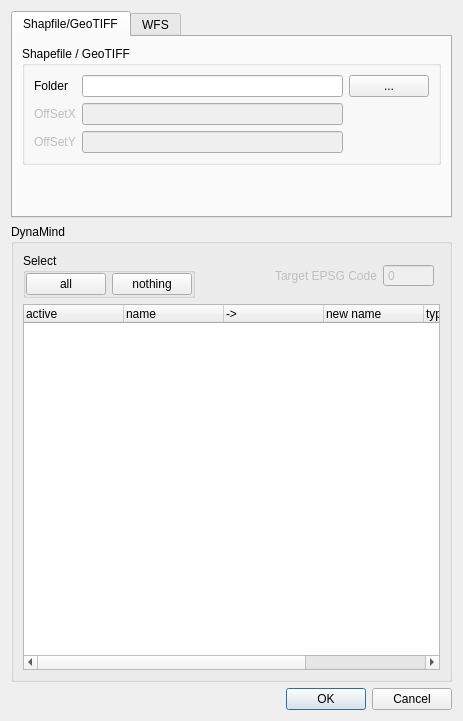
Before: the Qt Designer form src/DynaMind-BasicModules/guiexport.ui in iut-ibk/DynaMind-ToolBox, drawn with Qt 5.
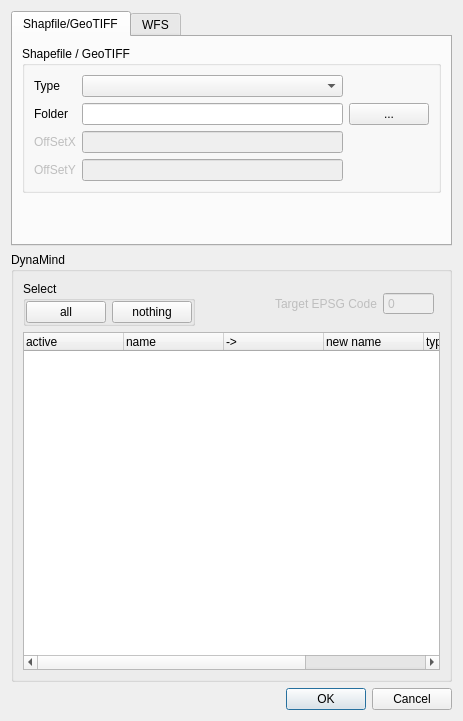
After: the same form once the commit is applied.

```diff
--- a/src/DynaMind-BasicModules/guiexport.ui
+++ b/src/DynaMind-BasicModules/guiexport.ui
@@ -87,6 +87,16 @@
             </property>
            </widget>
           </item>
+          <item row="0" column="1">
+           <widget class="QComboBox" name="typeComboBox"/>
+          </item>
+          <item row="0" column="0">
+           <widget class="QLabel" name="label_3">
+            <property name="text">
+             <string>Type</string>
+            </property>
+           </widget>
+          </item>
          </layout>
         </widget>
        </item>
```
